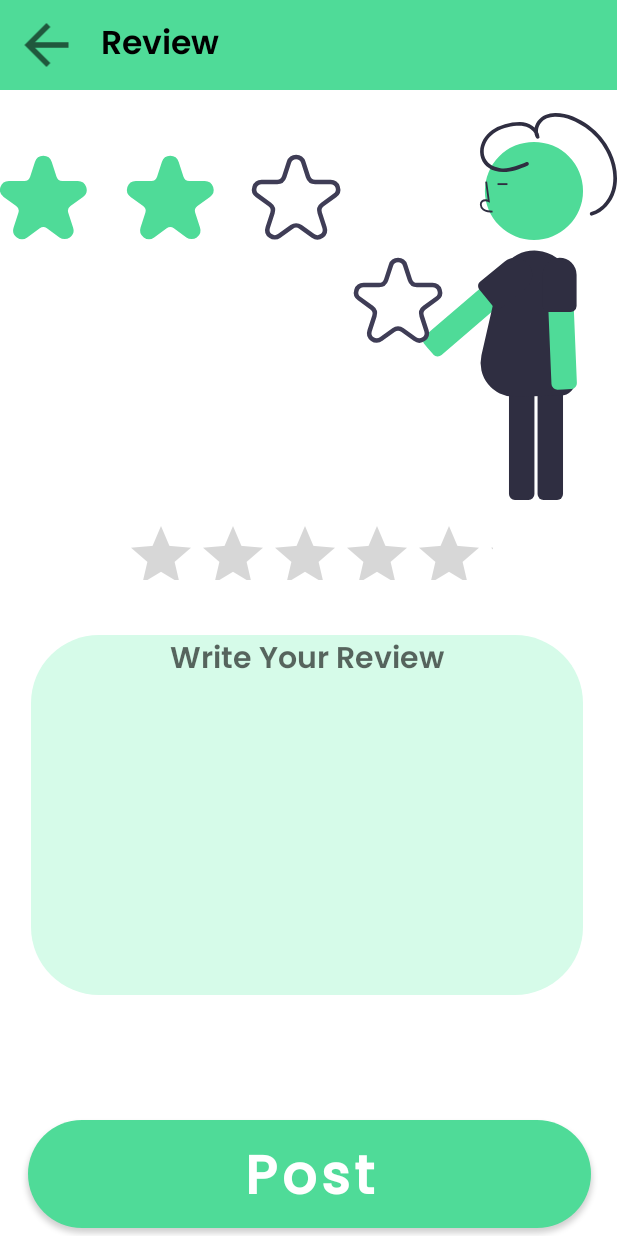
After one commit to BeastMaster99/AlgoHeroes_tour_management_system, an Android app: the AddReview screen opened directly, with no data from a screen before it, on a phone screen of 412 x 824 dp. The commit adds this screen. Run offline under Robolectric (Android 15) with nearby library versions, the phone set to English and light mode, and no system bars; our stand-ins replace Firebase (no records; nobody signed in at launch, a user with empty details on screens opened directly).

Commit message:
Updating the add review

```diff
--- /dev/null
+++ b/app/src/main/java/com/example/madfinalproject/AddReview.java
@@ -0,0 +1,83 @@
+package com.example.madfinalproject;
+
+import androidx.annotation.NonNull;
+import androidx.appcompat.app.AppCompatActivity;
+
+import android.os.Bundle;
+
+import android.view.View;
+import android.widget.Button;
+import android.widget.EditText;
+import android.widget.RatingBar;
+import android.widget.Toast;
+
+import com.google.firebase.database.DataSnapshot;
+import com.google.firebase.database.DatabaseError;
+import com.google.firebase.database.DatabaseReference;
+import com.google.firebase.database.FirebaseDatabase;
+import com.google.firebase.database.ValueEventListener;
+
+public class AddReview extends AppCompatActivity {
+    RatingBar ratingBar;
+    EditText review;
+    Button submitBtn;
+    float rateValue;
+
+    FirebaseDatabase firebaseDatabase;
+    DatabaseReference databaseReference;
+
+    Review reviewObj;
+
+    @Override
+    protected void onCreate(Bundle savedInstanceState) {
+        super.onCreate(savedInstanceState);
+
+        setContentView(R.layout.activity_add_review);
+
+        ratingBar = findViewById(R.id.ratingBar);
+        review = findViewById(R.id.review);
+        submitBtn = findViewById(R.id.submitBtn);
+
+        firebaseDatabase = FirebaseDatabase.getInstance();
+        databaseReference = firebaseDatabase.getReference("Reviews").child("hotel_id").child("user_id_1");
+
+        reviewObj = new Review();
+
+        ratingBar.setOnRatingBarChangeListener(new RatingBar.OnRatingBarChangeListener() {
+            @Override
+            public void onRatingChanged(RatingBar ratingBar, float v, boolean b) {
+                rateValue = ratingBar.getRating();
+            }
+        });
+
+        submitBtn.setOnClickListener(new View.OnClickListener() {
+            @Override
+            public void onClick(View view) {
+                Toast.makeText(getApplicationContext(),  "rateValue: " + rateValue + " review: " + review.getText(), Toast.LENGTH_LONG).show();
+                addDatatoFirebase(rateValue, review.getText().toString());
+            }
+        });
+    }
+
+    private void addDatatoFirebase(float rateValue, String review) {
+
+
+        reviewObj.setReview(review);
+        reviewObj.setRateValue(rateValue);
+
+        databaseReference.addValueEventListener(new ValueEventListener() {
+
+            @Override
+            public void onDataChange(@NonNull DataSnapshot snapshot) {
+                databaseReference.setValue(reviewObj);
+                Toast.makeText(AddReview.this, "Data added", Toast.LENGTH_SHORT).show();
+            }
+
+            @Override
+            public void onCancelled(@NonNull DatabaseError error) {
+                Toast.makeText(AddReview.this, "Fail to add data", Toast.LENGTH_SHORT).show();
+            }
+        });
+    }
+
+}
--- /dev/null
+++ b/app/src/main/java/com/example/madfinalproject/Review.java
@@ -0,0 +1,30 @@
+package com.example.madfinalproject;
+
+public class Review {
+    private float rateValue;
+    private String review;
+
+    public Review() {
+    }
+
+    public Review(float rateValue, String review) {
+        this.rateValue = rateValue;
+        this.review = review;
+    }
+
+    public float getRateValue() {
+        return rateValue;
+    }
+
+    public void setRateValue(float rateValue) {
+        this.rateValue = rateValue;
+    }
+
+    public String getReview() {
+        return review;
+    }
+
+    public void setReview(String review) {
+        this.review = review;
+    }
+}
--- /dev/null
+++ b/app/src/main/res/drawable/ic_rating.xml
@@ -0,0 +1,18 @@
+<vector android:height="257.95dp" android:viewportHeight="423.65485"
+    android:viewportWidth="675.03314" android:width="411.00626dp" xmlns:android="http://schemas.android.com/apk/res/android">
+    <path android:fillColor="#4fdb98" android:pathData="M70.721,138.058a9.646,9.646 0,0 1,-5.687 -1.883l-13.706,-9.958a6.642,6.642 0,0 0,-7.834 0l-13.706,9.958a9.675,9.675 0,0 1,-14.889 -10.816l5.235,-16.112a6.649,6.649 0,0 0,-2.421 -7.452l-13.706,-9.958a9.675,9.675 0,0 1,5.687 -17.502h16.941a6.648,6.648 0,0 0,6.338 -4.605l5.235,-16.112a9.675,9.675 0,0 1,18.404 0l5.235,16.112a6.648,6.648 0,0 0,6.339 4.605h16.941a9.675,9.675 0,0 1,5.687 17.502l-13.706,9.958a6.648,6.648 0,0 0,-2.421 7.452l5.235,16.112a9.53,9.53 0,0 1,-3.515 10.816A9.645,9.645 0,0 1,70.721 138.058Z"/>
+    <path android:fillColor="#4fdb98" android:pathData="M209.607,138.058a9.645,9.645 0,0 1,-5.687 -1.883l-13.706,-9.958a6.657,6.657 0,0 0,-7.835 0L168.675,136.175a9.675,9.675 0,0 1,-14.889 -10.816l5.235,-16.112a6.649,6.649 0,0 0,-2.421 -7.452l-13.706,-9.958a9.675,9.675 0,0 1,5.687 -17.502h16.941a6.648,6.648 0,0 0,6.338 -4.605l5.235,-16.112a9.675,9.675 0,0 1,18.404 0l5.235,16.112a6.648,6.648 0,0 0,6.338 4.605L224.014,74.335a9.675,9.675 0,0 1,5.687 17.502l-13.706,9.958a6.649,6.649 0,0 0,-2.421 7.452l5.235,16.112a9.531,9.531 0,0 1,-3.514 10.816A9.647,9.647 0,0 1,209.607 138.058Z"/>
+    <path android:fillColor="#3f3d56" android:pathData="M300.666,138.618a10.601,10.601 0,0 1,-6.246 -2.067,10.472 10.472,0 0,1 -3.862,-11.883l5.236,-16.111a5.698,5.698 0,0 0,-2.075 -6.386l-13.706,-9.958a10.628,10.628 0,0 1,6.247 -19.226h16.941a5.696,5.696 0,0 0,5.432 -3.947l5.236,-16.111a10.628,10.628 0,0 1,20.215 0l5.235,16.111a5.698,5.698 0,0 0,5.432 3.947h16.941a10.628,10.628 0,0 1,6.247 19.226l-13.706,9.958a5.696,5.696 0,0 0,-2.076 6.386l5.235,16.111a10.628,10.628 0,0 1,-16.355 11.882l-13.705,-9.957a5.697,5.697 0,0 0,-6.715 0l-13.706,9.957A10.593,10.593 0,0 1,300.666 138.618ZM323.976,120.581a10.606,10.606 0,0 1,6.246 2.035l13.706,9.957a5.712,5.712 0,0 0,8.79 -6.386L347.483,110.076a10.6,10.6 0,0 1,3.861 -11.882l13.705,-9.958a5.712,5.712 0,0 0,-3.357 -10.333L344.751,77.903a10.6,10.6 0,0 1,-10.107 -7.343l-5.235,-16.111a5.712,5.712 0,0 0,-10.865 0l-5.235,16.111a10.599,10.599 0,0 1,-10.107 7.343L286.26,77.903a5.712,5.712 0,0 0,-3.358 10.333l13.706,9.958A10.602,10.602 0,0 1,300.469 110.076l-5.236,16.111A5.712,5.712 0,0 0,304.024 132.573l13.706,-9.957A10.61,10.61 0,0 1,323.976 120.581Z"/>
+    <path android:fillColor="#4fdb98" android:pathData="M558.53,163.327l-33.671,28.945 -52.771,45.348L464.956,243.753a6.469,6.469 0,0 0,-2.259 4.455,6.555 6.555,0 0,0 0.758,3.581 6.489,6.489 0,0 0,0.799 1.158l3.826,4.455 5.824,6.775c0.107,0.12 0.208,0.232 0.324,0.345a6.531,6.531 0,0 0,8.872 0.342l59.839,-51.416 33.741,-29.001a6.53,6.53 0,0 0,0.687 -9.196l-2.036,-2.367 -7.608,-8.856a6.512,6.512 0,0 0,-9.194 -0.701Z"/>
+    <path android:fillColor="#4fdb98" android:pathData="M584.19,85.293m-53.681,0a53.681,53.681 0,1 1,107.362 0a53.681,53.681 0,1 1,-107.362 0"/>
+    <path android:fillColor="#2f2e41" android:pathData="M588.135,293.753L588.135,417.135a6.526,6.526 0,0 0,6.52 6.52h14.804a6.526,6.526 0,0 0,6.52 -6.52L615.979,293.753a6.526,6.526 0,0 0,-6.52 -6.52L594.655,287.234A6.526,6.526 0,0 0,588.135 293.753Z"/>
+    <path android:fillColor="#2f2e41" android:pathData="M556.851,293.753L556.851,417.135a6.519,6.519 0,0 0,6.52 6.52h14.804a6.526,6.526 0,0 0,6.52 -6.52L584.694,293.753a6.526,6.526 0,0 0,-6.52 -6.52L563.37,287.234A6.519,6.519 0,0 0,556.851 293.753Z"/>
+    <path android:fillColor="#2f2e41" android:pathData="M562.861,310.656a37.102,37.102 0,0 1,-36.138 -45.354l16.746,-73.411a41.311,41.311 0,0 1,65.399 -33.499,41.41 41.41,0 0,1 17.261,33.576c0.023,0.663 2.358,68.935 3.337,100.484A16.391,16.391 0,0 1,613.507 309.342l-49.451,1.295C563.657,310.649 563.258,310.656 562.861,310.656Z"/>
+    <path android:fillColor="#2f2e41" android:pathData="M538.858,109.023l0.056,-2.006c-3.732,-0.104 -7.022,-0.338 -9.494,-2.144a6.167,6.167 0,0 1,-2.389 -4.542,3.525 3.525,0 0,1 1.156,-2.903c1.641,-1.386 4.282,-0.937 6.207,-0.055l1.66,0.761 -3.183,-23.261 -1.987,0.272 2.707,19.786c-2.615,-0.769 -5.039,-0.438 -6.698,0.964a5.488,5.488 0,0 0,-1.866 4.506,8.157 8.157,0 0,0 3.21,6.092C531.413,108.814 535.541,108.93 538.858,109.023Z"/>
+    <path android:fillColor="#2f2e41" android:pathData="M544.353,76.852h10.804v2.006h-10.804z"/>
+    <path android:fillColor="#4fdb98" android:pathData="M598.215,173.351l1.845,44.364 2.879,69.519 0.391,9.398a6.469,6.469 0,0 0,2.096 4.534,6.555 6.555,0 0,0 3.28,1.625 6.488,6.488 0,0 0,1.404 0.09l5.868,-0.241 8.927,-0.371c0.161,-0.01 0.311,-0.02 0.472,-0.04a6.531,6.531 0,0 0,5.767 -6.75l-3.26,-78.828 -1.845,-44.454a6.53,6.53 0,0 0,-6.79 -6.239l-3.12,0.13 -11.665,0.481a6.512,6.512 0,0 0,-6.249 6.78Z"/>
+    <path android:fillColor="#2f2e41" android:pathData="M593.712,177.102v34.103a6.515,6.515 0,0 0,6.349 6.51,0.923 0.923,0 0,0 0.171,0.01h24.073a6.248,6.248 0,0 0,1.153 -0.11,6.426 6.426,0 0,0 2.427,-0.963 6.547,6.547 0,0 0,2.939 -5.446L630.824,177.102a18.578,18.578 0,0 0,-18.556 -18.556,18.143 18.143,0 0,0 -3.792,0.391A18.585,18.585 0,0 0,593.712 177.102Z"/>
+    <path android:fillColor="#2f2e41" android:pathData="M523.38,191.335a6.447,6.447 0,0 0,1.194 2.217l15.246,18.626a5.403,5.403 0,0 0,0.933 0.923,6.516 6.516,0 0,0 8.245,-0.01L575.387,191.495a18.557,18.557 0,1 0,-23.511 -28.717l-26.389,21.595A6.555,6.555 0,0 0,523.38 191.335Z"/>
+    <path android:fillColor="#2f2e41" android:pathData="M575.97,53.729c-8.943,3.723 -18.574,7.842 -28.484,6.701 -8.119,-0.935 -15.921,-5.682 -17.792,-14.071 -1.787,-8.016 1.907,-16.378 7.795,-21.747 6.66,-6.074 15.855,-9.012 24.63,-10.252 5.302,-0.749 11.192,-0.797 16.08,1.684 3.913,1.986 7.43,5.578 8.035,10.093l3.76,-1.018c-2.657,-4.504 -1.386,-9.964 1.554,-14.01 3.535,-4.865 9.47,-6.891 15.298,-7.06 11.853,-0.344 23.982,5.156 33.527,11.814a73.867,73.867 0,0 1,22.601 25.353c6.125,11.336 9.499,24.891 7.438,37.754 -2.097,13.092 -10.566,25.515 -23.675,29.456 -2.481,0.746 -1.424,4.642 1.073,3.891 12.514,-3.762 21.758,-14.598 25.309,-26.956 4.08,-14.201 1.273,-29.753 -4.985,-42.884a77.867,77.867 0,0 0,-24.119 -28.947c-10.284,-7.581 -23.613,-13.679 -36.604,-13.527 -7.464,0.087 -14.694,2.747 -19.212,8.888 -3.857,5.243 -5.095,12.491 -1.689,18.266 0.935,1.585 4.039,1.065 3.76,-1.018 -1.416,-10.565 -11.641,-15.997 -21.486,-16.231a55.233,55.233 0,0 0,-16.399 2.425,47.283 47.283,0 0,0 -13.817,6.315c-7.951,5.504 -13.544,14.294 -13.32,24.192 0.223,9.875 6.875,17.46 16.095,20.38 12.168,3.854 24.507,-0.939 35.699,-5.599a2.088,2.088 0,0 0,1.409 -2.482,2.029 2.029,0 0,0 -2.482,-1.409Z"/>
+    <path android:fillColor="#3f3d56" android:pathData="M412.169,251.526a10.601,10.601 0,0 1,-6.246 -2.067,10.472 10.472,0 0,1 -3.862,-11.883l5.236,-16.111a5.698,5.698 0,0 0,-2.075 -6.386l-13.706,-9.958a10.628,10.628 0,0 1,6.247 -19.226h16.941a5.696,5.696 0,0 0,5.432 -3.947l5.236,-16.111a10.628,10.628 0,0 1,20.215 0l5.235,16.111a5.698,5.698 0,0 0,5.432 3.947h16.941a10.628,10.628 0,0 1,6.247 19.226l-13.706,9.958a5.696,5.696 0,0 0,-2.076 6.386L468.897,237.576a10.628,10.628 0,0 1,-16.355 11.882l-13.705,-9.957a5.697,5.697 0,0 0,-6.715 0l-13.706,9.957A10.593,10.593 0,0 1,412.169 251.526ZM435.479,233.489a10.606,10.606 0,0 1,6.246 2.035l13.706,9.957a5.712,5.712 0,0 0,8.79 -6.386l-5.235,-16.111a10.6,10.6 0,0 1,3.861 -11.882l13.705,-9.958a5.712,5.712 0,0 0,-3.357 -10.333L456.254,190.811a10.6,10.6 0,0 1,-10.107 -7.343l-5.235,-16.111a5.712,5.712 0,0 0,-10.865 0l-5.235,16.111a10.599,10.599 0,0 1,-10.107 7.343L397.763,190.811a5.712,5.712 0,0 0,-3.358 10.333l13.706,9.958a10.602,10.602 0,0 1,3.861 11.882l-5.236,16.111a5.712,5.712 0,0 0,8.79 6.386l13.706,-9.957A10.61,10.61 0,0 1,435.479 233.489Z"/>
+</vector>
--- /dev/null
+++ b/app/src/main/res/drawable/rounded_review_text_area.xml
@@ -0,0 +1,10 @@
+<?xml version="1.0" encoding="utf-8"?>
+<shape xmlns:android="http://schemas.android.com/apk/res/android">
+    <solid android:color="#D6FBE9"/>
+    <corners
+        android:bottomRightRadius="45dp"
+        android:topRightRadius="45dp"
+        android:topLeftRadius="45dp"
+        android:bottomLeftRadius="45dp"
+        />
+</shape>
--- /dev/null
+++ b/app/src/main/res/layout/activity_add_review.xml
@@ -0,0 +1,120 @@
+<?xml version="1.0" encoding="utf-8"?>
+<androidx.constraintlayout.widget.ConstraintLayout xmlns:android="http://schemas.android.com/apk/res/android"
+    xmlns:app="http://schemas.android.com/apk/res-auto"
+    xmlns:tools="http://schemas.android.com/tools"
+    android:layout_width="match_parent"
+    android:layout_height="match_parent"
+    tools:context=".AddReview">
+
+    <EditText
+        android:id="@+id/review"
+        android:inputType="textMultiLine"
+        android:layout_width="368dp"
+        android:layout_height="240dp"
+        android:layout_marginStart="-1dp"
+        android:layout_marginTop="300dp"
+        android:layout_marginEnd="1dp"
+        android:paddingStart="20dp"
+        android:paddingEnd="20dp"
+        android:background="@drawable/rounded_review_text_area"
+        android:ems="10"
+        android:fontFamily="@font/font6"
+        android:gravity="center_horizontal"
+        android:hint="@string/typeReview"
+        android:importantForAutofill="no"
+        android:textSize="20sp"
+        app:layout_constraintBottom_toBottomOf="parent"
+        app:layout_constraintEnd_toEndOf="parent"
+        app:layout_constraintHorizontal_bias="0.5"
+        app:layout_constraintStart_toStartOf="parent"
+        app:layout_constraintTop_toTopOf="parent"
+        app:layout_constraintVertical_bias="0.435"
+        tools:ignore="TextContrastCheck" />
+
+    <RatingBar
+        android:id="@+id/ratingBar"
+        android:layout_width="245dp"
+        android:layout_height="40dp"
+        android:layout_marginTop="310dp"
+        android:numStars="5"
+        android:stepSize="0.5"
+        app:layout_constraintBottom_toTopOf="@+id/review"
+        app:layout_constraintEnd_toEndOf="parent"
+        app:layout_constraintHorizontal_bias="0.5"
+        app:layout_constraintStart_toStartOf="parent"
+        app:layout_constraintTop_toTopOf="parent"
+        tools:ignore="SpeakableTextPresentCheck" />
+
+    <ImageView
+        android:id="@+id/imageView2"
+        android:layout_width="wrap_content"
+        android:layout_height="wrap_content"
+        android:layout_marginTop="75dp"
+        android:layout_marginBottom="13dp"
+        android:contentDescription="@string/string_rating"
+        app:layout_constraintBottom_toTopOf="@+id/ratingBar"
+        app:layout_constraintStart_toStartOf="parent"
+        app:layout_constraintTop_toTopOf="parent"
+        app:srcCompat="@drawable/ic_rating" />
+
+    <androidx.appcompat.widget.Toolbar
+        android:id="@+id/toolbar2"
+        android:layout_width="411dp"
+        android:layout_height="60dp"
+        android:background="@color/theme_color"
+        android:minHeight="?attr/actionBarSize"
+        android:theme="?attr/actionBarTheme"
+        app:layout_constraintStart_toStartOf="parent"
+        app:layout_constraintTop_toTopOf="parent" />
+
+    <ImageView
+        android:id="@+id/imageView3"
+        android:layout_width="50dp"
+        android:layout_height="44dp"
+        android:layout_marginTop="10dp"
+        android:layout_marginEnd="350dp"
+        android:layout_marginBottom="10dp"
+        android:contentDescription="@string/image1"
+        app:layout_constraintBottom_toBottomOf="@+id/toolbar2"
+        app:layout_constraintEnd_toEndOf="@+id/toolbar2"
+        app:layout_constraintStart_toStartOf="@+id/toolbar2"
+        app:layout_constraintTop_toTopOf="parent"
+        app:srcCompat="@drawable/ic_baseline_arrow_back_24" />
+
+    <TextView
+        android:id="@+id/textView3"
+        android:layout_width="wrap_content"
+        android:layout_height="wrap_content"
+        android:layout_marginStart="1dp"
+        android:layout_marginTop="10dp"
+        android:layout_marginEnd="200dp"
+        android:layout_marginBottom="10dp"
+        android:fontFamily="@font/font6"
+        android:text="@string/review"
+        android:textColor="@color/black"
+        android:textSize="22sp"
+        app:layout_constraintBottom_toBottomOf="@+id/toolbar2"
+        app:layout_constraintEnd_toEndOf="parent"
+        app:layout_constraintStart_toStartOf="@+id/toolbar2"
+        app:layout_constraintTop_toTopOf="parent" />
+
+    <Button
+        android:id="@+id/submitBtn"
+        android:layout_width="375dp"
+        android:layout_height="72dp"
+        android:layout_marginBottom="5dp"
+        android:background="@drawable/rounded_button"
+        android:fontFamily="@font/font4"
+        android:text="@string/post"
+        android:textAllCaps="false"
+        android:textColor="@color/white"
+        android:textSize="36sp"
+        android:textStyle="bold"
+        app:backgroundTint="@color/theme_color"
+        app:layout_constraintBottom_toBottomOf="parent"
+        app:layout_constraintEnd_toEndOf="parent"
+        app:layout_constraintHorizontal_bias="0.5"
+        app:layout_constraintStart_toStartOf="parent"
+        tools:ignore="TouchTargetSizeCheck,TextContrastCheck" />
+
+</androidx.constraintlayout.widget.ConstraintLayout>
--- a/build.gradle
+++ b/build.gradle
@@ -1,4 +1,4 @@
-// Top-level build file where you can add configuration options common to all sub-projects/modules.
+ // Top-level build file where you can add configuration options common to all sub-projects/modules.
 buildscript {
     repositories {
         google()
```
Also changed, not shown: app/src/main/AndroidManifest.xml (+15 -7 lines), app/src/main/java/com/example/madfinalproject/EditReview.java (added, +53 -0 lines), app/src/main/res/drawable/box.xml (added, +8 -0 lines), app/src/main/res/layout/activity_edit_review.xml (added, +122 -0 lines), app/src/main/res/values/strings.xml (+47 -0 lines).
